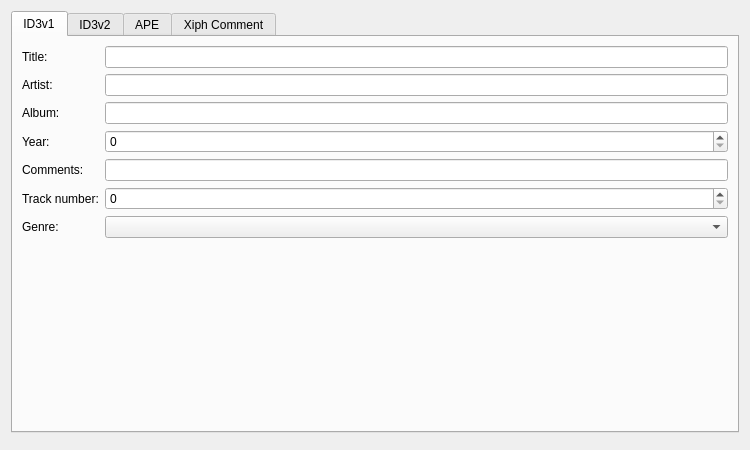
isuhao/TMediaPlayer, file Form/DialogEditMetadata.ui: the form before one commit.
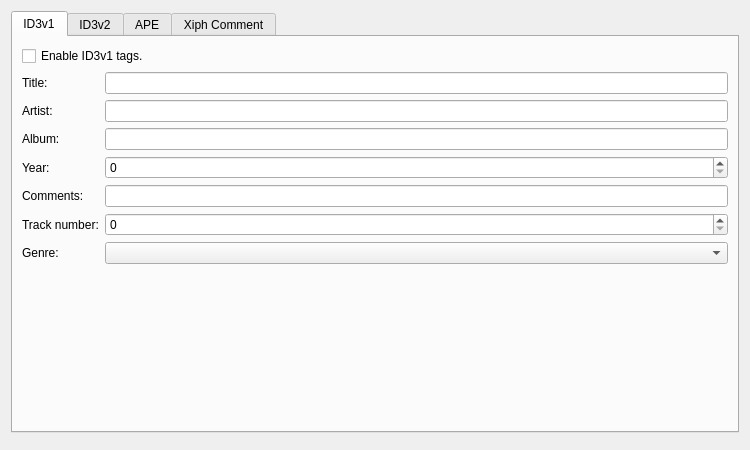
The form after the commit.

```diff
--- a/Form/DialogEditMetadata.ui
+++ b/Form/DialogEditMetadata.ui
@@ -29,60 +29,64 @@
       <attribute name="title">
        <string>ID3v1</string>
       </attribute>
-      <layout class="QFormLayout" name="formLayout">
-       <property name="fieldGrowthPolicy">
-        <enum>QFormLayout::AllNonFixedFieldsGrow</enum>
-       </property>
-       <item row="0" column="0">
+      <layout class="QGridLayout" name="gridLayout_2">
+       <item row="0" column="0" colspan="2">
+        <widget class="QCheckBox" name="enableID3v1">
+         <property name="text">
+          <string>Enable ID3v1 tags.</string>
+         </property>
+        </widget>
+       </item>
+       <item row="1" column="0">
         <widget class="QLabel" name="lblID3v1Title">
          <property name="text">
           <string>Title:</string>
          </property>
         </widget>
        </item>
-       <item row="0" column="1">
+       <item row="1" column="1">
         <widget class="QLineEdit" name="editID3v1Title">
          <property name="maxLength">
           <number>30</number>
          </property>
         </widget>
        </item>
-       <item row="1" column="0">
+       <item row="2" column="0">
         <widget class="QLabel" name="lblID3v1Artist">
          <property name="text">
           <string>Artist:</string>
          </property>
         </widget>
        </item>
-       <item row="1" column="1">
+       <item row="2" column="1">
         <widget class="QLineEdit" name="editID3v1Artist">
          <property name="maxLength">
           <number>30</number>
          </property>
         </widget>
        </item>
-       <item row="2" column="0">
+       <item row="3" column="0">
         <widget class="QLabel" name="lblID3v1Album">
          <property name="text">
           <string>Album:</string>
          </property>
         </widget>
        </item>
-       <item row="2" column="1">
+       <item row="3" column="1">
         <widget class="QLineEdit" name="editID3v1Album">
          <property name="maxLength">
           <number>30</number>
          </property>
         </widget>
        </item>
-       <item row="3" column="0">
+       <item row="4" column="0">
         <widget class="QLabel" name="lblID3v1Year">
          <property name="text">
           <string>Year:</string>
          </property>
         </widget>
        </item>
-       <item row="3" column="1">
+       <item row="4" column="1">
         <widget class="QSpinBox" name="editID3v1Year">
          <property name="minimum">
           <number>0</number>
@@ -92,42 +96,42 @@
          </property>
         </widget>
        </item>
-       <item row="4" column="0">
+       <item row="5" column="0">
         <widget class="QLabel" name="lblID3v1Comments">
          <property name="text">
           <string>Comments:</string>
          </property>
         </widget>
        </item>
-       <item row="4" column="1">
+       <item row="5" column="1">
         <widget class="QLineEdit" name="editID3v1Comments">
          <property name="maxLength">
           <number>28</number>
          </property>
         </widget>
        </item>
-       <item row="5" column="0">
+       <item row="6" column="0">
         <widget class="QLabel" name="lblID3v1Track">
          <property name="text">
           <string>Track number:</string>
          </property>
         </widget>
        </item>
-       <item row="5" column="1">
+       <item row="6" column="1">
         <widget class="QSpinBox" name="editID3v1Track">
          <property name="maximum">
           <number>255</number>
          </property>
         </widget>
        </item>
-       <item row="6" column="0">
+       <item row="7" column="0">
         <widget class="QLabel" name="lblID3v1Genre">
          <property name="text">
           <string>Genre:</string>
          </property>
         </widget>
        </item>
-       <item row="6" column="1">
+       <item row="7" column="1">
         <widget class="QComboBox" name="editID3v1Genre">
          <property name="maxCount">
           <number>256</number>
@@ -137,6 +141,19 @@
          </property>
         </widget>
        </item>
+       <item row="8" column="0" colspan="2">
+        <spacer name="verticalSpacer_2">
+         <property name="orientation">
+          <enum>Qt::Vertical</enum>
+         </property>
+         <property name="sizeHint" stdset="0">
+          <size>
+           <width>20</width>
+           <height>40</height>
+          </size>
+         </property>
+        </spacer>
+       </item>
       </layout>
      </widget>
      <widget class="QWidget" name="tagID3v2">
```
Left out of the diff: 44 changed lines with no effect on the pictures.
